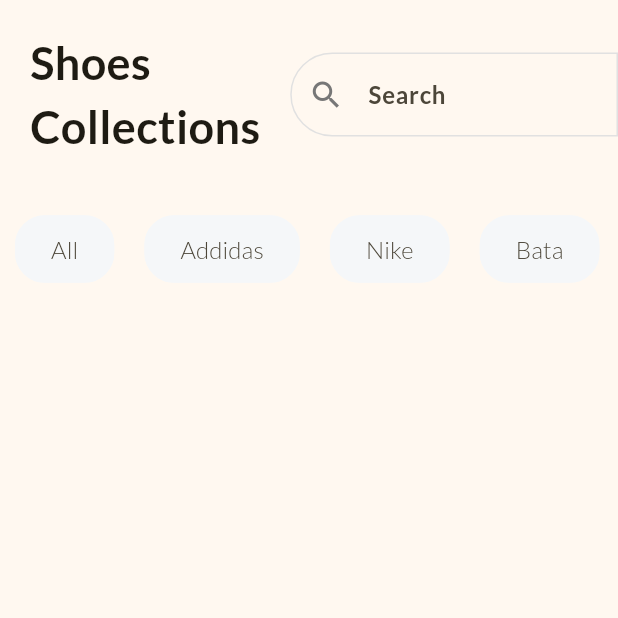
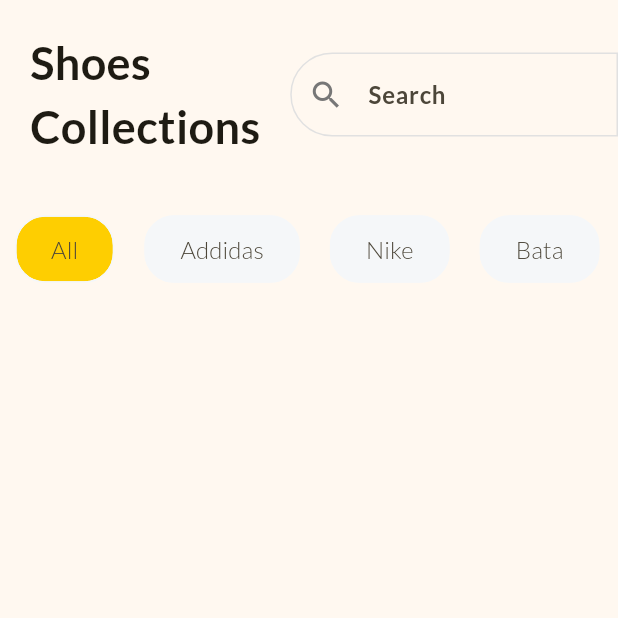
Before and after one commit to Taoheedoh/shoe_shop, a Flutter app: the screen it shows after launch, on a phone screen of 412 x 824 dp, the top half of it. Run offline on Flutter 3.47's test engine with Material 3 defaults, Android fonts, the phone set to English and light mode, and no system bars.

```diff
--- a/lib/home_page.dart
+++ b/lib/home_page.dart
@@ -1,8 +1,21 @@
 import 'package:flutter/material.dart';
 
-class HomePage extends StatelessWidget {
-  HomePage({super.key});
+class HomePage extends StatefulWidget {
+  const HomePage({super.key});
+
+  @override
+  State<HomePage> createState() => _HomePageState();
+}
+
+class _HomePageState extends State<HomePage> {
   final List<String> filters = ['All', 'Addidas', 'Nike', 'Bata'];
+  late String selectedFilter;
+
+  @override
+  void initState() {
+    super.initState();
+    selectedFilter = filters[0];
+  }
 
   @override
   Widget build(BuildContext context) {
@@ -50,8 +63,14 @@ class HomePage extends StatelessWidget {
                   final filter = filters[index];
                   return Padding(
                     padding: const EdgeInsets.symmetric(horizontal: 10),
+                    child: GestureDetector(
+                      onTap: () {
+                        setState(() {
+                          selectedFilter = filter;
+                        });
+                      },
                       child: Chip(
-                      backgroundColor: const Color.fromRGBO(245, 247, 249, 1),
+                        backgroundColor: selectedFilter == filter ? Theme.of(context).colorScheme.primary :const Color.fromRGBO(245, 247, 249, 1),
                         side: const BorderSide(
                           color: Color.fromRGBO(245, 247, 249, 1),
                         ),
@@ -68,6 +87,7 @@ class HomePage extends StatelessWidget {
                           ),
                         ),
                       ),
+                    ),
                   );
                 },
               ),
--- a/lib/main.dart
+++ b/lib/main.dart
@@ -17,6 +17,7 @@ class MyApp extends StatelessWidget {
         fontFamily: 'Lato',
         colorScheme: ColorScheme.fromSeed(
           seedColor: const Color.fromRGBO(254, 206, 1, 1),
+          primary: const Color.fromRGBO(254, 206, 1, 1),
         ),
         inputDecorationTheme: const InputDecorationTheme(
           hintStyle: TextStyle(
@@ -27,7 +28,7 @@ class MyApp extends StatelessWidget {
 
         ),
       ),
-      home:  HomePage(),
+      home: const HomePage(),
     );
   }
 }
```
Also changed, not shown: lib/global_variables.dart (added). Lines whose indentation alone changed are shown as unchanged.
